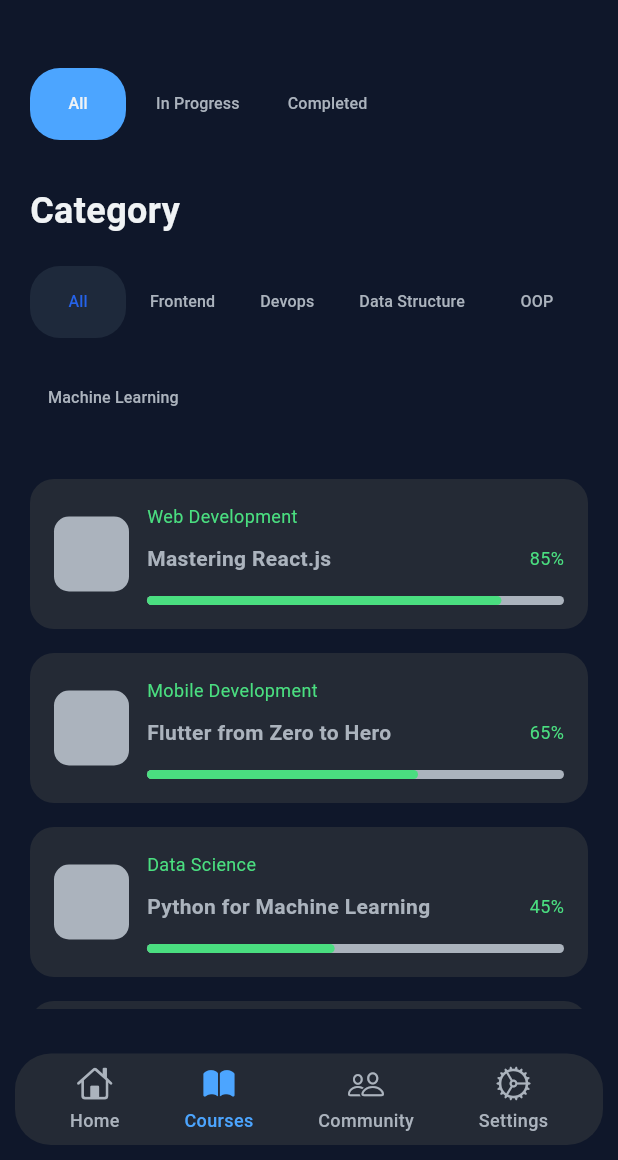
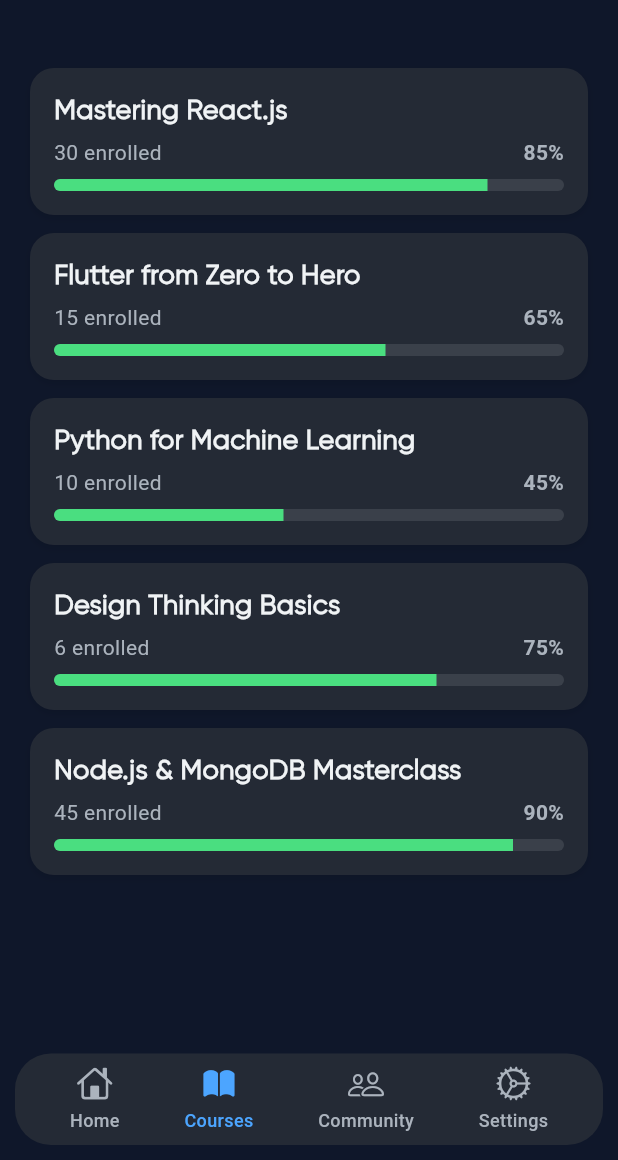
Before and after one commit to iti-frontend/Codexa-Mobile, a Flutter app: the HomeScreen screen opened by its route, item 2 of the bottom bar chosen, on a phone screen of 412 x 824 dp, the part 76-1236 px from its top. Run offline on Flutter 3.47's test engine with Material 3 defaults, Android fonts, the phone set to English and light mode, and no system bars; our stand-ins replace google_fonts.

Commit message:
modified courses cards style, and removed filter tab

```diff
--- a/lib/Ui/home_page/tabs/courses_tab/courses.dart
+++ b/lib/Ui/home_page/tabs/courses_tab/courses.dart
@@ -11,153 +11,130 @@ class CoursesTab extends StatefulWidget {
 }
 
 class _CoursesTabState extends State<CoursesTab> {
-  // list of the progress main titles
-  List<String> mainTitles = ['All', 'In Progress', 'Completed'];
-
-  // list of the category titles
-  List<String> categoryTitles = [
-    'All',
-    'Frontend',
-    'Devops',
-    'Data Structure',
-    'OOP',
-    'Machine Learning'
-  ];
-
   final List<Map<String, dynamic>> courseCards = [
     {
       'categoryTitle': 'Web Development',
       'courseTitle': 'Mastering React.js',
-      'percentage': 0.85, // 85%,
-      'percentageByNumber': '85%'
+      'percentage': 0.85,
+      'percentageByNumber': '85%',
+      'enrolled': 30
     },
     {
       'categoryTitle': 'Mobile Development',
       'courseTitle': 'Flutter from Zero to Hero',
-      'percentage': 0.65, // 65%
-      'percentageByNumber': '65%'
+      'percentage': 0.65,
+      'percentageByNumber': '65%',
+      'enrolled': 15
     },
     {
       'categoryTitle': 'Data Science',
       'courseTitle': 'Python for Machine Learning',
-      'percentage': 0.45, // 45%
-      'percentageByNumber': '45%'
+      'percentage': 0.45,
+      'percentageByNumber': '45%',
+      'enrolled': 10
     },
     {
       'categoryTitle': 'UI/UX Design',
       'courseTitle': 'Design Thinking Basics',
-      'percentage': 0.75, // 75%
-      'percentageByNumber': '75%'
+      'percentage': 0.75,
+      'percentageByNumber': '75%',
+      'enrolled': 6
     },
     {
       'categoryTitle': 'Backend Development',
       'courseTitle': 'Node.js & MongoDB Masterclass',
-      'percentage': 0.9, // 90%
-      'percentageByNumber': '90%'
+      'percentage': 0.9,
+      'percentageByNumber': '90%',
+      'enrolled': 45
     },
   ];
 
-  // to control main items
-  int selectedMainIndex = 0;
-
-  // to control category items
-  int selectedCategoryIndex = 0;
-
-  // main flag to control active or not
-  bool isMainSelected = true;
-  bool isCategorySelected = false;
-
   @override
   Widget build(BuildContext context) {
-    // padding to adjust the container
     return Padding(
       padding: const EdgeInsets.all(20.0),
-      // all widgets nested here
       child: SingleChildScrollView(
         child: Column(
-          mainAxisSize: MainAxisSize.min,
-          // default is center and design tells us to be start
           crossAxisAlignment: CrossAxisAlignment.start,
           children: [
-            SizedBox(
-              height: 20.0,
+            const SizedBox(height: 20.0),
+            ListView.separated(
+              shrinkWrap: true,
+              physics: const NeverScrollableScrollPhysics(),
+              itemCount: courseCards.length,
+              separatorBuilder: (_, __) => const SizedBox(height: 12),
+              itemBuilder: (context, index) {
+                final course = courseCards[index];
+                return Container(
+                  padding: const EdgeInsets.all(16),
+                  decoration: BoxDecoration(
+                    color: AppColorsDark.cardBackground,
+                    borderRadius: BorderRadius.circular(16),
+                    boxShadow: [
+                      BoxShadow(
+                        color: Colors.black.withOpacity(0.1),
+                        blurRadius: 4,
+                        offset: const Offset(0, 2),
                       ),
-            // wrap for fixing and aligning our row widgets
-            Wrap(
-              spacing: 8, // horizontal space between items
-              // list to generate items
-              children: List.generate(mainTitles.length, (index) {
-                bool isSelected = selectedMainIndex == index;
-                return customSectionTitle(
-                  backgroundColor: isSelected
-                      ? AppColorsDark.accentBlue
-                      : Colors.transparent,
-                  textColor: isSelected
-                      ? AppColorsDark.primaryText
-                      : AppColorsDark.secondaryText,
-                  context: context,
-                  title: mainTitles[index],
-                  isSelected: selectedMainIndex == index,
-                  onPressed: () {
-                    // here we change active index later on we might using provider
-                    setState(() {
-                      selectedMainIndex = index;
-                    });
-                  },
-                );
-              }),
+                    ],
                   ),
-            SizedBox(
-              height: 30.0,
+                  child: Column(
+                    mainAxisSize: MainAxisSize.min, // shrink to content
+                    crossAxisAlignment: CrossAxisAlignment.start,
+                    children: [
+                      Text(
+                        course['courseTitle'],
+                        style: TextStyle(
+                          fontSize:
+                              MediaQuery.of(context).size.width > 600 ? 20 : 18,
+                          fontWeight: FontWeight.bold,
+                          color: AppColorsDark.primaryText,
+                          fontFamily: 'Gilroy',
+                        ),
+                        maxLines: 2,
+                        overflow: TextOverflow.ellipsis,
+                      ),
+                      const SizedBox(height: 4),
+                      Row(
+                        mainAxisAlignment: MainAxisAlignment.spaceBetween,
+                        children: [
+                          Text(
+                            "${course['enrolled'] ?? 0} enrolled",
+                            style: TextStyle(
+                              fontSize: MediaQuery.of(context).size.width > 600
+                                  ? 16
+                                  : 14,
+                              color: AppColorsDark.secondaryText,
+                            ),
                           ),
                           Text(
-              'Category',
+                            course['percentageByNumber'],
                             style: TextStyle(
-                  color: AppColorsDark.primaryText,
-                  fontSize: 24.0,
-                  fontWeight: FontWeight.bold),
+                              fontSize: MediaQuery.of(context).size.width > 600
+                                  ? 16
+                                  : 14,
+                              color: AppColorsDark.secondaryText,
+                              fontWeight: FontWeight.bold,
                             ),
-            SizedBox(
-              height: 20.0,
                           ),
-            Wrap(
-              spacing: 4, // horizontal space between items
-              runSpacing: 16, // vertical space between rows
-              children: List.generate(categoryTitles.length, (index) {
-                bool isSelected = selectedCategoryIndex == index;
-                return customSectionTitle(
-                  backgroundColor:
-                      isSelected ? Color(0xff1e293b) : Colors.transparent,
-                  textColor: isSelected
-                      ? Color(0xff2563eb)
-                      : AppColorsDark.secondaryText,
-                  context: context,
-                  title: categoryTitles[index],
-                  isSelected: selectedCategoryIndex == index,
-                  onPressed: () {
-                    setState(() {
-                      selectedCategoryIndex = index;
-                    });
+                        ],
+                      ),
+                      const SizedBox(height: 8),
+                      ClipRRect(
+                        borderRadius: BorderRadius.circular(6),
+                        child: LinearProgressIndicator(
+                          value: course['percentage'],
+                          minHeight:
+                              MediaQuery.of(context).size.width > 600 ? 10 : 8,
+                          backgroundColor: Colors.white.withOpacity(0.1),
+                          valueColor: const AlwaysStoppedAnimation<Color>(
+                              AppColorsDark.accentGreen),
+                        ),
+                      ),
+                    ],
+                  ),
+                );
               },
-                );
-              }),
-            ),
-            SizedBox(
-              height: 30.0,
-            ),
-            Column(
-              children: List.generate(courseCards.length, (index) {
-                return DashboardCard(
-                    haveBanner: false,
-                    child: CourseProgressItem(
-                        categoryTitle: courseCards[index]['categoryTitle'],
-                        hasCategory: true,
-                        categoryPercentage: courseCards[index]
-                            ['percentageByNumber'],
-                        title: courseCards[index]['courseTitle'],
-                        progress: courseCards[index]['percentage'],
-                        color: AppColorsDark.accentGreen));
-              }),
             )
             // DashboardCard(
             //     haveBanner: false,
```
Lines whose indentation alone changed are shown as unchanged.
